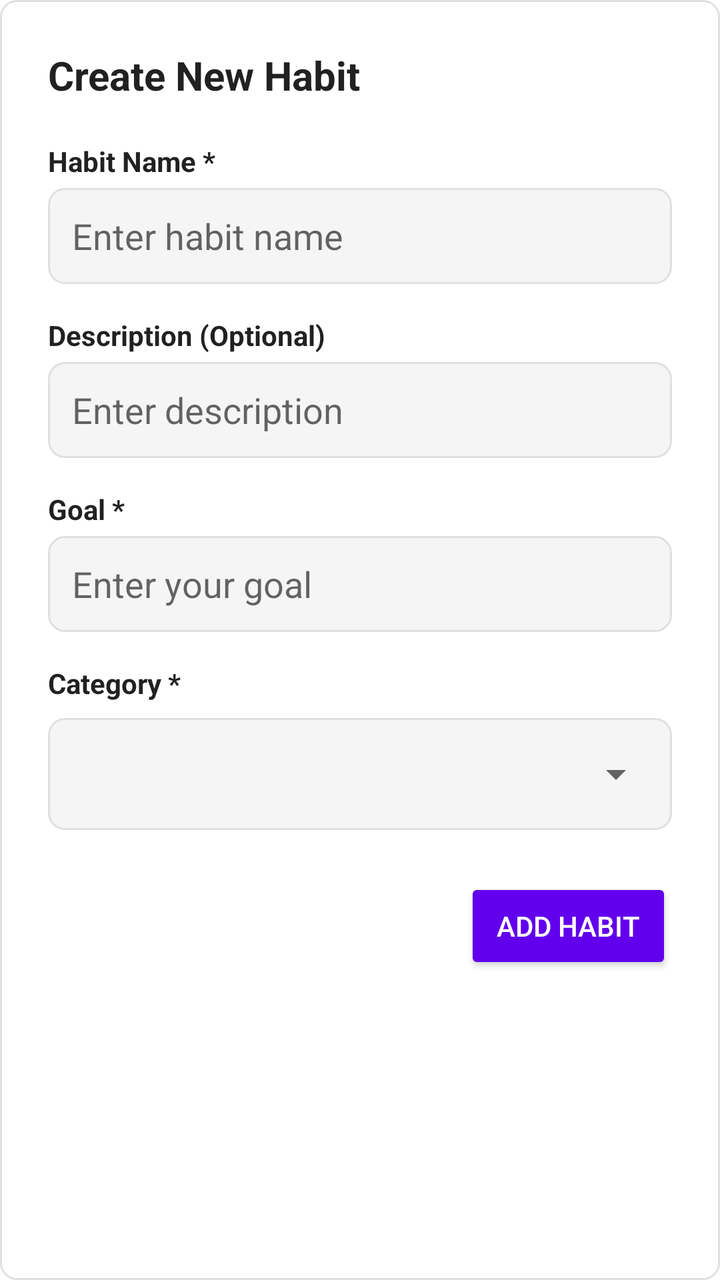
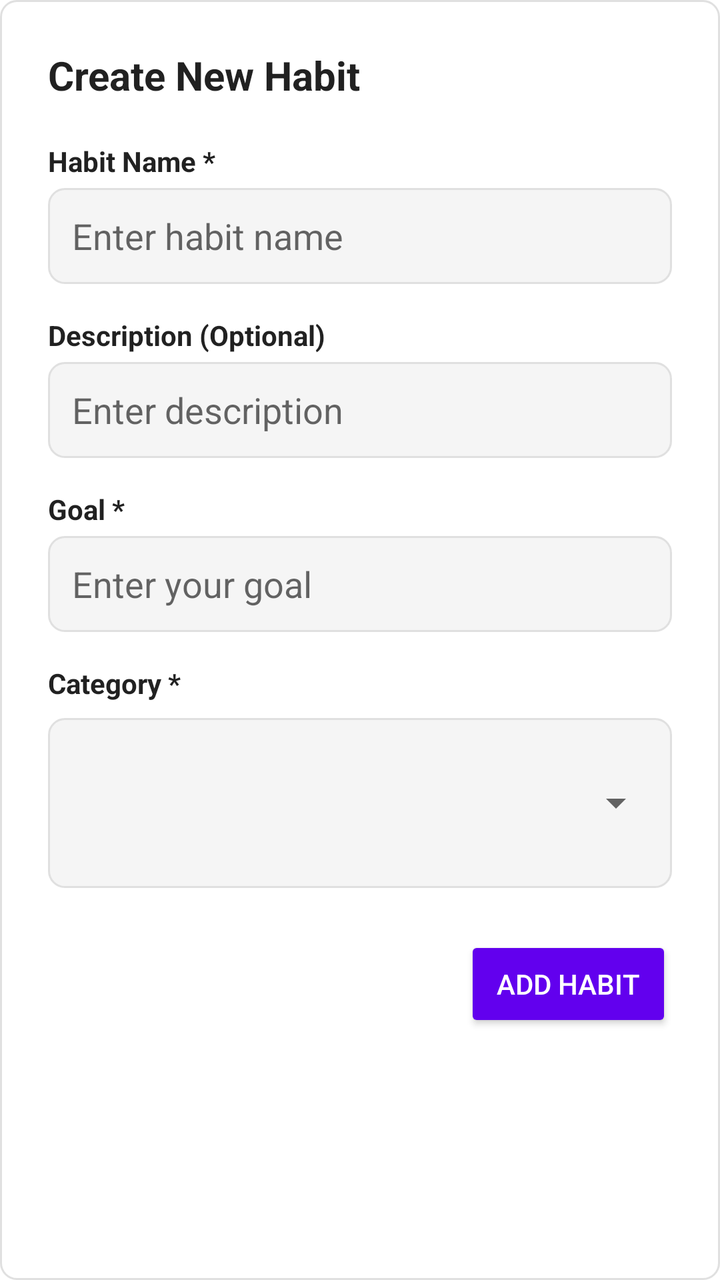

An Android layout rendered at two revisions. The XML below is the earlier revision; the diff shows what the commit changed to produce the second picture.
<!-- AndroidManifest.xml: application theme Theme.ProgFront -->
<!-- res/layout/dialog_add_habit.xml -->
<?xml version="1.0" encoding="utf-8"?>
<LinearLayout xmlns:android="http://schemas.android.com/apk/res/android"
    android:layout_width="match_parent"
    android:layout_height="wrap_content"
    android:orientation="vertical"
    android:padding="24dp"
    android:minWidth="400dp"
    android:background="@drawable/dialog_background">

    <TextView
        android:layout_width="wrap_content"
        android:layout_height="wrap_content"
        android:text="Create New Habit"
        android:textSize="20sp"
        android:textStyle="bold"
        android:textColor="?android:attr/textColorPrimary"
        android:layout_marginBottom="20dp" />

    <TextView
        android:layout_width="wrap_content"
        android:layout_height="wrap_content"
        android:text="Habit Name *"
        android:textSize="14sp"
        android:textStyle="bold"
        android:textColor="?android:attr/textColorPrimary"
        android:layout_marginBottom="4dp" />

    <EditText
        android:id="@+id/editTextHabitName"
        android:layout_width="match_parent"
        android:layout_height="48dp"
        android:hint="Enter habit name"
        android:background="@drawable/spinner_background"
        android:padding="12dp"
        android:layout_marginBottom="16dp" />

    <TextView
        android:layout_width="wrap_content"
        android:layout_height="wrap_content"
        android:text="Description (Optional)"
        android:textSize="14sp"
        android:textStyle="bold"
        android:textColor="?android:attr/textColorPrimary"
        android:layout_marginBottom="4dp" />

    <EditText
        android:id="@+id/editTextHabitDescription"
        android:layout_width="match_parent"
        android:layout_height="48dp"
        android:hint="Enter description"
        android:background="@drawable/spinner_background"
        android:padding="12dp"
        android:layout_marginBottom="16dp" />

    <TextView
        android:layout_width="wrap_content"
        android:layout_height="wrap_content"
        android:text="Goal *"
        android:textSize="14sp"
        android:textStyle="bold"
        android:textColor="?android:attr/textColorPrimary"
        android:layout_marginBottom="4dp" />

    <EditText
        android:id="@+id/editTextHabitGoal"
        android:layout_width="match_parent"
        android:layout_height="48dp"
        android:hint="Enter your goal"
        android:background="@drawable/spinner_background"
        android:padding="12dp"
        android:layout_marginBottom="16dp" />

    <TextView
        android:layout_width="wrap_content"
        android:layout_height="wrap_content"
        android:text="Category *"
        android:textSize="14sp"
        android:textStyle="bold"
        android:textColor="?android:attr/textColorPrimary"
        android:layout_marginBottom="8dp" />

    <LinearLayout
        android:layout_width="match_parent"
        android:layout_height="wrap_content"
        android:orientation="horizontal"
        android:background="@drawable/spinner_background"
        android:padding="4dp"
        android:layout_marginBottom="24dp">

        <Spinner
            android:id="@+id/spinnerHabitCategory"
            android:layout_width="match_parent"
            android:layout_height="48dp"
            android:padding="8dp" />

    </LinearLayout>

    <LinearLayout
        android:layout_width="match_parent"
        android:layout_height="wrap_content"
        android:orientation="horizontal"
        android:gravity="end">

        <Button
            android:id="@+id/buttonCancelHabit"
            android:layout_width="wrap_content"
            android:layout_height="wrap_content"
            android:text="Cancel"
            android:layout_marginEnd="12dp"
            style="@style/Widget.AppCompat.Button.Borderless" />

        <Button
            android:id="@+id/buttonCreateHabit"
            android:layout_width="wrap_content"
            android:layout_height="wrap_content"
            android:text="Add Habit"
            style="@style/Widget.AppCompat.Button.Colored" />

    </LinearLayout>

</LinearLayout>
<!-- resources referenced by this layout -->
<resources>
  <!-- drawable dialog_background (drawable) -->
  <?xml version="1.0" encoding="utf-8"?>
  <shape xmlns:android="http://schemas.android.com/apk/res/android">
      <solid android:color="?android:attr/colorBackground" />
      <corners android:radius="8dp" />
      <stroke
          android:width="1dp"
          android:color="#E0E0E0" />
  </shape>
  <!-- drawable spinner_background (drawable) -->
  <?xml version="1.0" encoding="utf-8"?>
  <shape xmlns:android="http://schemas.android.com/apk/res/android">
      <solid android:color="#F5F5F5" />
      <corners android:radius="8dp" />
      <stroke
          android:width="1dp"
          android:color="#E0E0E0" />
  </shape>
  <style name="Theme.ProgFront" parent="Theme.MaterialComponents.DayNight.DarkActionBar">
          
          <item name="colorPrimary">@color/purple_500</item>
          <item name="colorPrimaryVariant">@color/purple_700</item>
          <item name="colorOnPrimary">@color/white</item>
          
          <item name="colorSecondary">@color/teal_200</item>
          <item name="colorSecondaryVariant">@color/teal_700</item>
          <item name="colorOnSecondary">@color/black</item>
          
          <item name="android:statusBarColor">?attr/colorPrimaryVariant</item>
          
      </style>
  <color name="purple_500">#FF6200EE</color>
  <color name="purple_700">#FF3700B3</color>
  <color name="white">#FFFFFFFF</color>
  <color name="teal_200">#FF03DAC5</color>
  <color name="teal_700">#FF018786</color>
  <color name="black">#FF000000</color>
</resources>

<!-- the commit's change to res/layout/dialog_add_habit.xml (unified diff, before → after) -->
@@ -90,7 +90,7 @@
         <Spinner
             android:id="@+id/spinnerHabitCategory"
             android:layout_width="match_parent"
-            android:layout_height="48dp"
+            android:layout_height="77dp"
             android:padding="8dp" />
 
     </LinearLayout>
